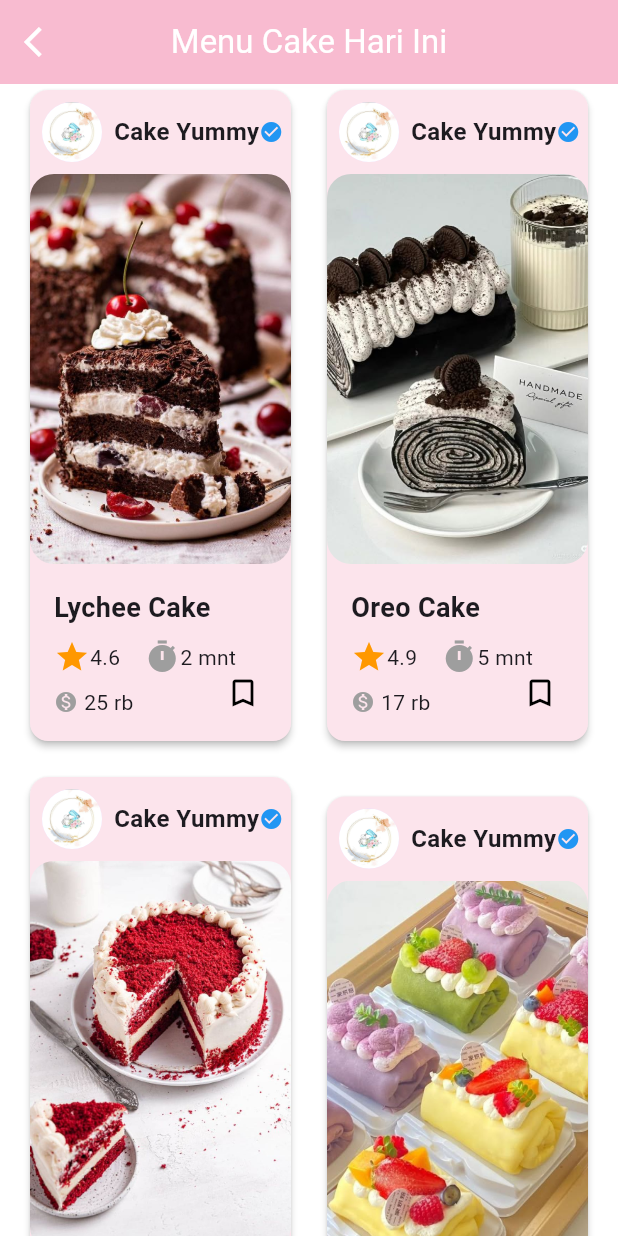
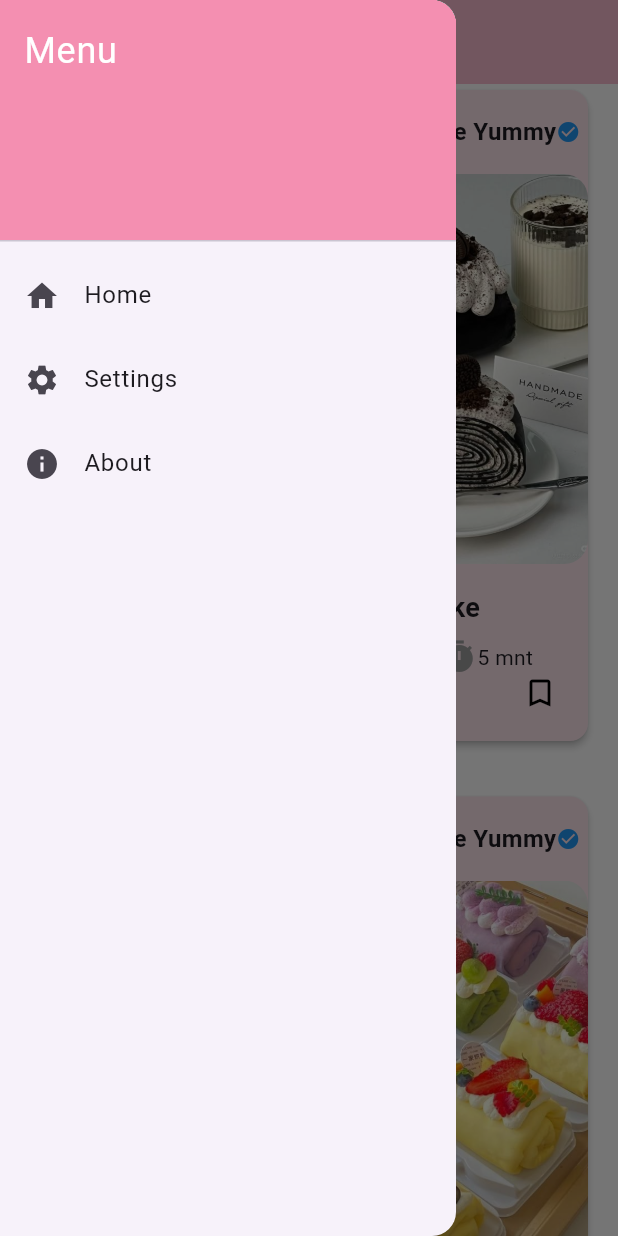
Before and after one commit to chelseaolivia254/dupliasi-individu, a Flutter app: the screen it shows after launch, with the side drawer open (before the commit the screen has no drawer), on a phone screen of 412 x 824 dp. Run offline on Flutter 3.47's test engine with Material 3 defaults, Android fonts, the phone set to English and light mode, and no system bars.

Commit message:
commit pertama

```diff
--- a/lib/main.dart
+++ b/lib/main.dart
@@ -19,8 +19,7 @@ class MyApp extends StatelessWidget {
         ),
         cardColor: Colors.pink[100],
         elevatedButtonTheme: ElevatedButtonThemeData(
-          style: ElevatedButton.styleFrom(
-          ),
+          style: ElevatedButton.styleFrom(),
         ),
       ),
       home: MyHomePage(title: 'Menu Cake Hari Ini'),
@@ -42,14 +41,55 @@ class _MyHomePageState extends State<MyHomePage> {
   Widget build(BuildContext context) {
     return Scaffold(
       appBar: AppBar(
+        title: Text(widget.title),
+        centerTitle: true,
+        // Tombol hamburger untuk membuka drawer
         leading: IconButton(
-          icon: Icon(Icons.arrow_back_ios),
+          icon: Icon(Icons.menu),
           onPressed: () {
-            // Handle back button press
+            Scaffold.of(context).openDrawer();
           },
         ),
-        title: Text(widget.title),
-        centerTitle: true,
+      ),
+      drawer: Drawer(
+        child: ListView(
+          padding: EdgeInsets.zero,
+          children: <Widget>[
+            DrawerHeader(
+              decoration: BoxDecoration(
+                color: Colors.pink[200],
+              ),
+              child: Text(
+                'Menu',
+                style: TextStyle(
+                  color: Colors.white,
+                  fontSize: 24,
+                ),
+              ),
+            ),
+            ListTile(
+              leading: Icon(Icons.home),
+              title: Text('Home'),
+              onTap: () {
+                Navigator.pop(context); // Close the drawer
+              },
+            ),
+            ListTile(
+              leading: Icon(Icons.settings),
+              title: Text('Settings'),
+              onTap: () {
+                Navigator.pop(context); // Close the drawer
+              },
+            ),
+            ListTile(
+              leading: Icon(Icons.info),
+              title: Text('About'),
+              onTap: () {
+                Navigator.pop(context); // Close the drawer
+              },
+            ),
+          ],
+        ),
       ),
       body: SingleChildScrollView(
         child: Column(
```
